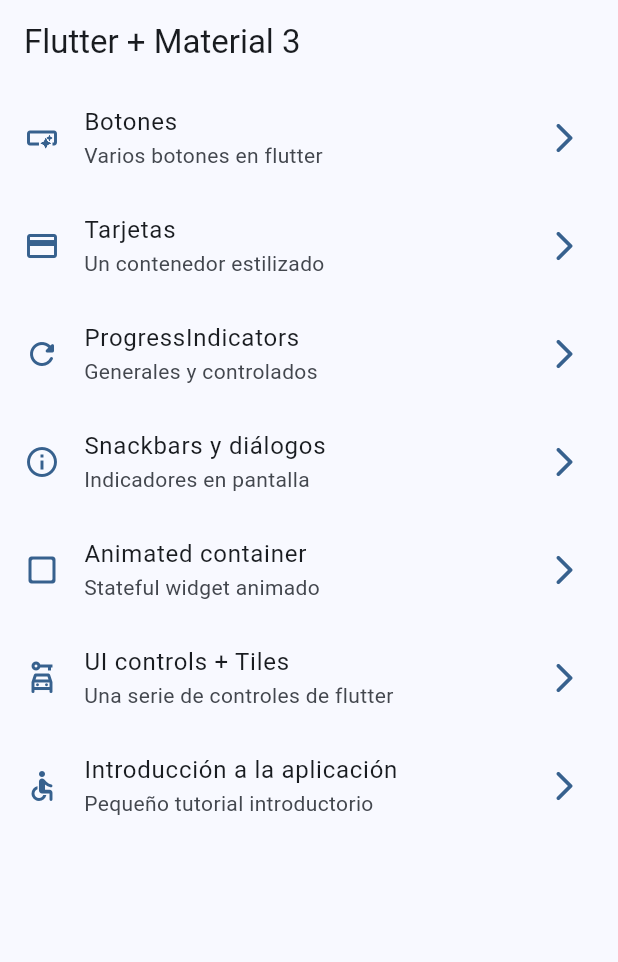
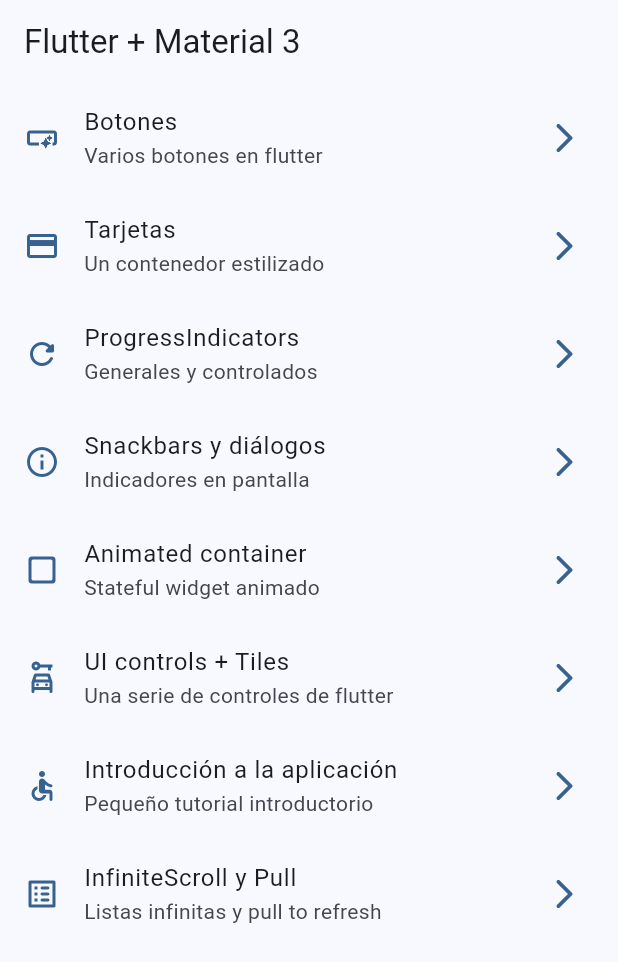
Before and after one commit to fisico-alienado/widgets-app-flutter, a Flutter app: the screen it shows after launch, on a phone screen of 412 x 824 dp. Shown: the top 962 px of the screen. Run offline on Flutter 3.47's test engine with Material 2 defaults, Android fonts, the phone set to English and light mode, and no system bars; our stand-ins replace animate_do, go_router.

Commit message:
Infinite Scroll - Inicio

```diff
--- a/lib/config/menu/menu_items.dart
+++ b/lib/config/menu/menu_items.dart
@@ -59,4 +59,10 @@ const appMenuItems = <MenuItem>[
     link: '/tutorial',
     icon: Icons.accessible_rounded
   ),
+  MenuItem(
+    title: 'InfiniteScroll y Pull',
+    subTitle: 'Listas infinitas y pull to refresh',
+    link: '/infinite',
+    icon: Icons.list_alt_rounded
+  ),
 ];
--- a/lib/config/router/app_router.dart
+++ b/lib/config/router/app_router.dart
@@ -47,5 +47,10 @@ final appRouter = GoRouter(
       name: AppTutorialScreen.name,
       builder: (context, state) => const AppTutorialScreen(),
     ),
+    GoRoute(
+      path: '/infinite',
+      name: InfiniteScrollScreen.name,
+      builder: (context, state) => const InfiniteScrollScreen(),
+    ),
   ],
 );
--- a/lib/presentation/screens/ui_controls/ui_controls_screen.dart
+++ b/lib/presentation/screens/ui_controls/ui_controls_screen.dart
@@ -54,7 +54,7 @@ class _UiControlsViewState extends State<_UiControlsView> {
 
   @override
   Widget build(BuildContext context) {
-    return ListView(
+    return ListView( // * va a mantener en memoria un listado fijo de widgets en tiempo de compilación en vez de ejecución (eso sería con el .builder(), que se utiliza para mostrar widgets on demand)
       physics: const ClampingScrollPhysics(), // evita el efecto de rebote de la lista
       children: [
         SwitchListTile( // si termina en 'Tile' es 'widget que le aplica estilo a')
```
Also changed, not shown: lib/presentation/screens/infinite_scroll/infinite_scroll_screen.dart (+45 -3 lines).
